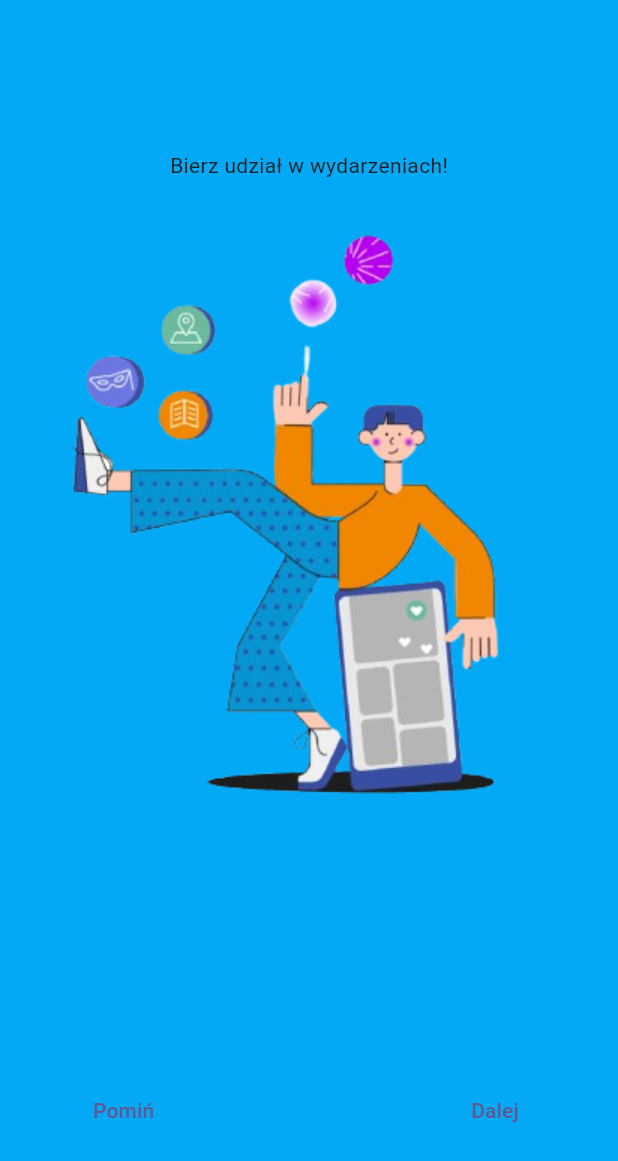
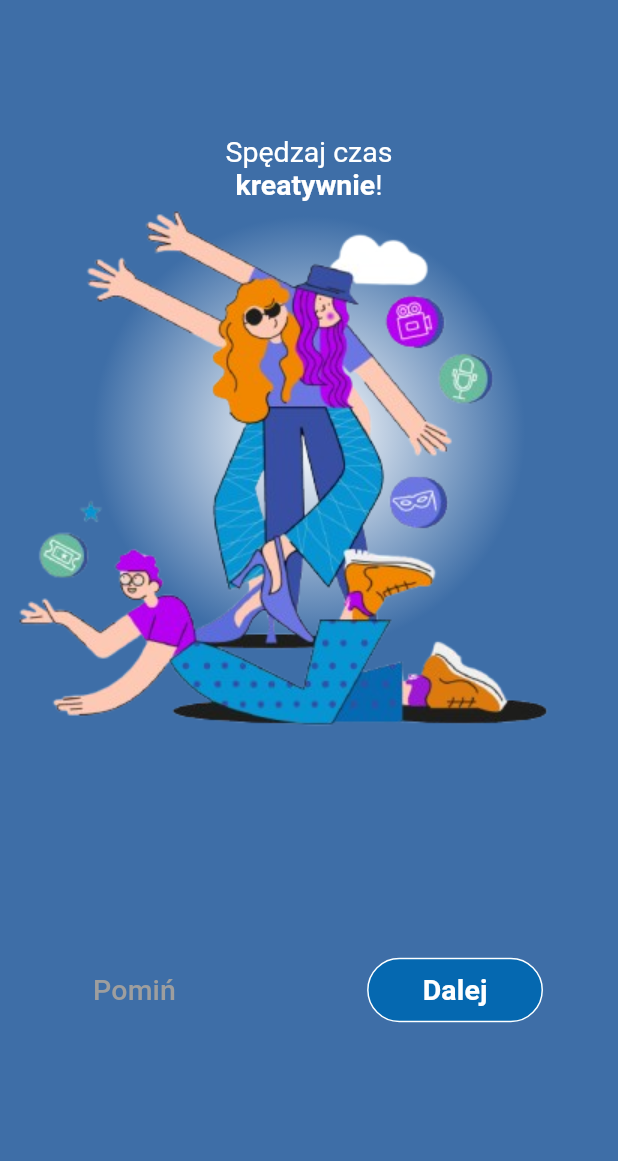
Before and after one commit to Hashtan/WelcomePage, a Flutter app: the screen it shows after launch, after a tap on "Dalej", on a phone screen of 412 x 824 dp. Shown: the top 1161 px of the screen. Run offline on Flutter 3.47's test engine with Material 3 defaults, Android fonts, the light colour scheme and no system bars.

Commit message:
Changed folders layout, added Roboto font, created 6 classes for different pages, changed text styles, changed button styles

```diff
--- a/lib/main.dart
+++ b/lib/main.dart
@@ -1,7 +1,5 @@
 import 'package:flutter/material.dart';
-import 'package:welcome_pages/pages/pages.dart';
-import 'package:welcome_pages/widgets/one_button_widget.dart';
-import 'package:welcome_pages/widgets/two_buttons_widget.dart';
+import 'package:welcome_pages/pages/page_1.dart';
 
 void main() {
   runApp(const MyApp());
@@ -13,38 +11,11 @@
   @override
   Widget build(BuildContext context) {
     return MaterialApp(
-        title: 'Flutter Demo',
+        title: 'Welcome!',
         theme: ThemeData(
-          scaffoldBackgroundColor: Colors.lightBlue,
           colorScheme: ColorScheme.fromSeed(seedColor: Colors.deepPurple),
           useMaterial3: true,
         ),
-        home: const Pages(
-            title: 'Spędzaj czas \n kreatywnie!',
-            image: 'assets/images/2.png',
-            widget: TwoButtonsWidget(
-                page: const Pages(
-                    title: 'Bierz udział w wydarzeniach!',
-                    image: 'assets/images/3.png',
-                    widget: TwoButtonsWidget(
-                        page: const Pages(
-                            title: 'Poznawaj nieodkryte szlaki!',
-                            image: 'assets/images/4.png',
-                            widget: TwoButtonsWidget(
-                                page: const Pages(
-                                    title: 'Ustawiaj przypomnienia!',
-                                    image: 'assets/images/5.png',
-                                    widget: TwoButtonsWidget(
-                                        page: const Pages(
-                                            title: 'Bądź na bierząco!',
-                                            image: 'assets/images/6.png',
-                                            widget: TwoButtonsWidget(
-                                                page: const Pages(
-                                                    title:
-                                                        'Poznawaj nieodkryte szlaki!',
-                                                    image:
-                                                        'assets/images/1.png',
-                                                    widget:
-                                                        OneButtonWidget()))))))))))));
+        home: const FirstPage());
   }
 }
--- /dev/null
+++ b/lib/pages/page_1.dart
@@ -0,0 +1,17 @@
+import 'package:flutter/material.dart';
+import 'package:welcome_pages/pages/page_2.dart';
+import 'package:welcome_pages/pages/pages.dart';
+import 'package:welcome_pages/widgets/two_buttons_widget.dart';
+
+class FirstPage extends StatelessWidget {
+  const FirstPage({super.key});
+
+  @override
+  Widget build(BuildContext context) {
+    return const Pages(
+        title: 'Spędzaj czas\nkreatywnie!',
+        boldWord: 'kreatywnie',
+        image: 'assets/images/2.png',
+        widget: TwoButtonsWidget(page: SecondPage()));
+  }
+}
--- /dev/null
+++ b/lib/pages/page_2.dart
@@ -0,0 +1,17 @@
+import 'package:flutter/material.dart';
+import 'package:welcome_pages/pages/page_3.dart';
+import 'package:welcome_pages/pages/pages.dart';
+import 'package:welcome_pages/widgets/two_buttons_widget.dart';
+
+class SecondPage extends StatelessWidget {
+  const SecondPage({super.key});
+
+  @override
+  Widget build(BuildContext context) {
+    return const Pages(
+        title: 'Spędzaj czas\nkreatywnie!',
+        boldWord: 'kreatywnie',
+        image: 'assets/images/2.png',
+        widget: TwoButtonsWidget(page: ThirdPage()));
+  }
+}
--- a/lib/pages/pages.dart
+++ b/lib/pages/pages.dart
@@ -1,19 +1,31 @@
 import 'package:flutter/material.dart';
+import 'package:welcome_pages/styles/text_styles.dart';
 
 class Pages extends StatelessWidget {
   const Pages(
       {super.key,
       required this.title,
+      required this.boldWord,
       required this.image,
       required this.widget});
 
   final String title;
+  final String boldWord;
   final String image;
   final Widget widget;
 
   @override
   Widget build(BuildContext context) {
-    return Scaffold(
+    final parts = title.split(boldWord);
+    return Container(
+        decoration: const BoxDecoration(
+            gradient: RadialGradient(
+                center: AlignmentDirectional(0, -0.3),
+                radius: 0.35,
+                colors: [Colors.white, Color.fromRGBO(62, 110, 167, 1)],
+                stops: [0.03, 1])),
+        child: Scaffold(
+            backgroundColor: Colors.transparent,
             body: SafeArea(
               child: Center(
                 child: Stack(children: [
@@ -22,14 +34,23 @@ class Pages extends StatelessWidget {
                     mainAxisAlignment: MainAxisAlignment.center,
                     crossAxisAlignment: CrossAxisAlignment.center,
                     children: [
-              const SizedBox(height: 100),
-              Text(title),
+                      const SizedBox(height: 90),
+                      RichText(
+                          textAlign: TextAlign.center,
+                          text: TextSpan(style: TextStyles.heading, children: [
+                            TextSpan(text: parts[0]),
+                            TextSpan(
+                                text: boldWord,
+                                style: TextStyles.headingBold),
+                            TextSpan(text: parts.length > 1 ? parts[1] : '')
+                          ])),
                       const Expanded(child: SizedBox()),
                       widget,
-              const SizedBox(height: 60)],
+                      const SizedBox(height: 140)
+                    ],
                   ),
                 ]),
               ),
-    ));
+            )));
   }
 }
--- /dev/null
+++ b/lib/styles/button_style.dart
@@ -0,0 +1,10 @@
+import 'package:flutter/material.dart';
+
+class ButtonStyles {
+  static ButtonStyle blueButton = ButtonStyle(
+      backgroundColor:
+          WidgetStateProperty.all(const Color.fromRGBO(5, 104, 176, 1)),
+      shape: WidgetStateProperty.all(RoundedRectangleBorder(
+          borderRadius: BorderRadius.circular(25.0),
+          side: const BorderSide(color: Colors.white, width: 1))));
+}
--- /dev/null
+++ b/lib/styles/text_styles.dart
@@ -0,0 +1,15 @@
+import 'package:flutter/material.dart';
+
+class TextStyles {
+  static const TextStyle heading = TextStyle(
+      fontSize: 19,
+      color: Colors.white,
+      fontFamily: 'Roboto',
+  );
+  static const TextStyle headingBold = TextStyle(
+    fontSize: 19,
+    color: Colors.white,
+    fontFamily: 'Roboto',
+    fontWeight: FontWeight.bold
+  );
+}
--- a/lib/widgets/two_buttons_widget.dart
+++ b/lib/widgets/two_buttons_widget.dart
@@ -1,11 +1,10 @@
 import 'package:flutter/material.dart';
 import 'package:welcome_pages/pages/home_screen.dart';
+import 'package:welcome_pages/styles/button_style.dart';
+import 'package:welcome_pages/styles/text_styles.dart';
 
-class TwoButtonsWidget extends StatelessWidget{
-  const TwoButtonsWidget({
-    super.key,
-    required this.page
-  });
+class TwoButtonsWidget extends StatelessWidget {
+  const TwoButtonsWidget({super.key, required this.page});
 
   final Widget page;
 
@@ -15,19 +14,25 @@ return Row(
       children: [
         const SizedBox(width: 50),
         TextButton(
-      onPressed: (){
-        Navigator.push(context, MaterialPageRoute(builder: (context) => const HomeScreen()));
+            onPressed: () {
+              Navigator.push(context,
+                  MaterialPageRoute(builder: (context) => const HomeScreen()));
             },
-      child: const Text('Pomiń')),
+            child: Text('Pomiń',
+                style: TextStyles.heading.copyWith(color: Colors.grey))),
         const Expanded(child: SizedBox()),
         TextButton(
-        onPressed: (){
-          Navigator.push(context, MaterialPageRoute(builder: (context) => page));
+            style: ButtonStyles.blueButton,
+            onPressed: () {
+              Navigator.push(
+                  context, MaterialPageRoute(builder: (context) => page));
             },
-        child: const Text('Dalej')),
+            child: const Padding(
+              padding: EdgeInsets.only(left: 25.0, right: 25.0),
+              child: Text('Dalej', style: TextStyles.headingBold),
+            )),
         const SizedBox(width: 50)
       ],
     );
   }
-
 }
--- a/pubspec.yaml
+++ b/pubspec.yaml
@@ -96,3 +96,7 @@ flutter:
   #
   # For details regarding fonts from package dependencies,
   # see https://flutter.dev/custom-fonts/#from-packages
+  fonts:
+    - family: Roboto
+      fonts:
+        - asset: fonts/Roboto-Regular.ttf
```
Also changed, not shown: lib/pages/page_3.dart (added, +17 -0 lines), lib/pages/page_4.dart (added, +17 -0 lines), lib/pages/page_5.dart (added, +17 -0 lines), lib/pages/page_6.dart (added, +17 -0 lines), lib/widgets/background_colour_widget.dart (added, +17 -0 lines), lib/widgets/one_button_widget.dart (+11 -6 lines), assets/fonts/Roboto-Regular.ttf (added). Lines whose indentation alone changed are shown as unchanged.
